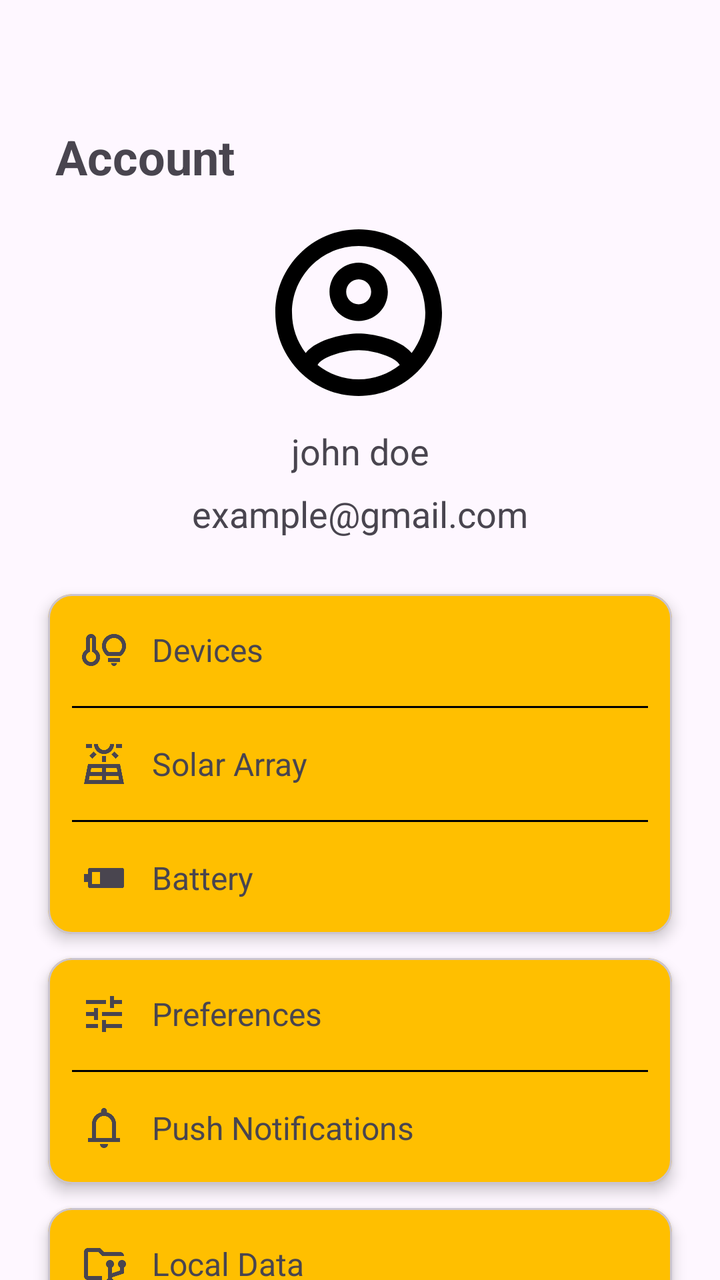
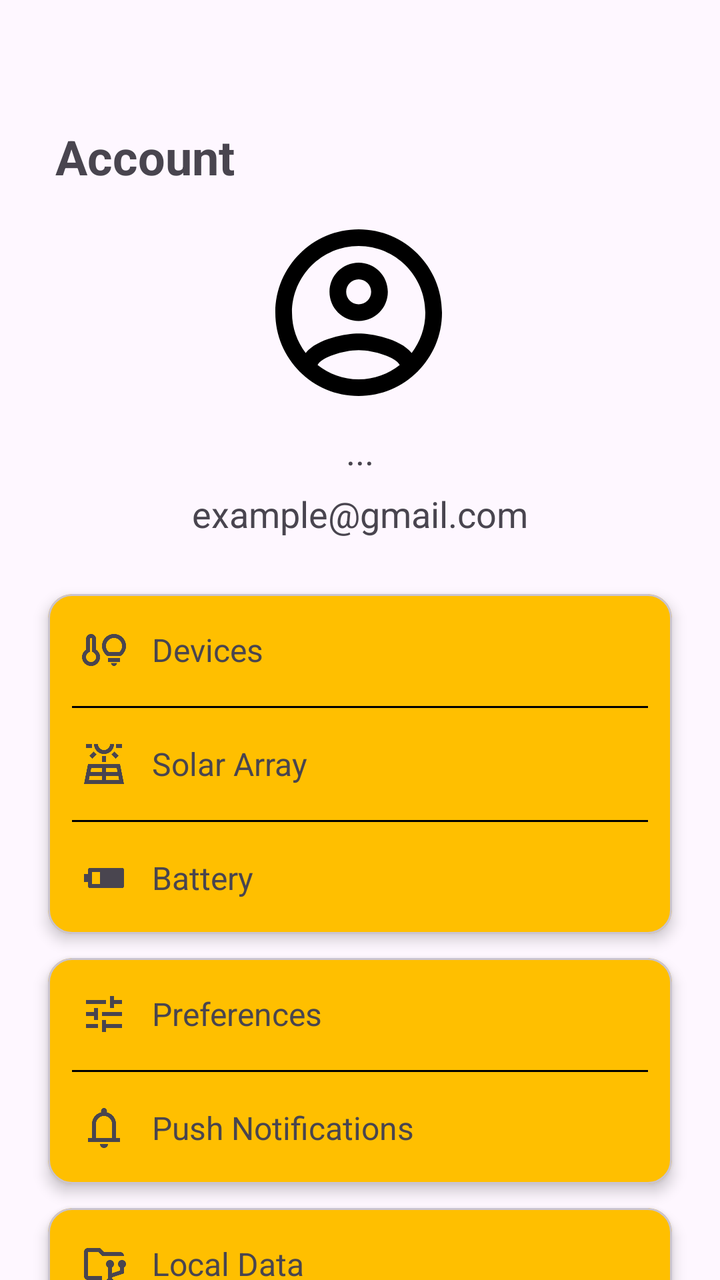

Screens rendered from an Android XML layout before and after an edit, with the pre-edit source and the edit as a unified diff.
<!-- AndroidManifest.xml: application theme Theme.ApplicationLayerSoftwareFrameworkforSolarPoweredIoTSystems -->
<!-- res/layout/fragment_account.xml -->
<?xml version="1.0" encoding="utf-8"?>
<FrameLayout xmlns:android="http://schemas.android.com/apk/res/android"
    xmlns:app="http://schemas.android.com/apk/res-auto"
    xmlns:tools="http://schemas.android.com/tools"
    android:layout_width="match_parent"
    android:layout_height="match_parent"
    android:orientation="vertical"
    tools:context=".account">

    
<androidx.core.widget.NestedScrollView
    android:layout_width="match_parent"
    android:layout_height="match_parent"
    android:fillViewport="true">

    <androidx.constraintlayout.widget.ConstraintLayout
        android:layout_width="match_parent"
        android:layout_height="wrap_content">

        
        <TextView
            android:id="@+id/p_accountHeader"
            android:layout_width="wrap_content"
            android:layout_height="wrap_content"
            android:text="@string/bNav_Account"
            android:textAlignment="textStart"
            android:textStyle="bold"
            android:textSize="24sp"
            app:layout_constraintBottom_toBottomOf="parent"
            app:layout_constraintEnd_toEndOf="parent"
            app:layout_constraintHorizontal_bias="0.102"
            app:layout_constraintStart_toStartOf="parent"
            app:layout_constraintTop_toTopOf="parent"
            app:layout_constraintVertical_bias="0.076" />

        
        <ImageView
            android:id="@+id/p_ProfilePicture"
            android:layout_width="100dp"
            android:layout_height="100dp"
            android:layout_marginTop="12dp"
            android:src="@drawable/account_icon"
            app:layout_constraintEnd_toEndOf="parent"
            app:layout_constraintHorizontal_bias="0.498"
            app:layout_constraintStart_toStartOf="parent"
            app:layout_constraintTop_toBottomOf="@+id/p_accountHeader" />

        
        <TextView
            android:id="@+id/p_username"
            android:layout_width="wrap_content"
            android:layout_height="wrap_content"
            android:layout_marginTop="7dp"
            android:gravity="center"
            android:text="john doe"
            android:textSize="18sp"
            app:layout_constraintEnd_toEndOf="parent"
            app:layout_constraintStart_toStartOf="parent"
            app:layout_constraintTop_toBottomOf="@+id/p_ProfilePicture" />
        
        <TextView
            android:id="@+id/p_Email"
            android:layout_width="wrap_content"
            android:layout_height="wrap_content"
            android:layout_marginTop="7dp"
            android:gravity="center"
            android:text="example@gmail.com"
            android:textSize="18sp"
            app:layout_constraintEnd_toEndOf="parent"
            app:layout_constraintStart_toStartOf="parent"
            app:layout_constraintTop_toBottomOf="@+id/p_username" />

        
        <com.google.android.material.card.MaterialCardView
            android:id="@+id/solarOptions"
            android:layout_width="0dp"
            android:layout_height="wrap_content"
            android:layout_marginTop="28dp"
            android:layout_marginLeft="24dp"
            android:layout_marginRight="24dp"
            app:cardBackgroundColor="@color/acb_yellow"
            app:cardCornerRadius="12dp"
            app:cardElevation="4dp"
            app:layout_constraintTop_toBottomOf="@+id/p_Email"
            app:layout_constraintStart_toStartOf="parent"
            app:layout_constraintEnd_toEndOf="parent">

         
            <LinearLayout
                android:layout_width="match_parent"
                android:layout_height="wrap_content"
                android:orientation="vertical">

            <TextView
                android:id="@+id/account_devices"
                android:layout_width="match_parent"
                android:layout_height="wrap_content"
                android:drawablePadding="12dp"
                android:gravity="center_vertical"
                android:padding="16dp"
                android:text="@string/accFrag_devices"
                android:textSize="16sp"
                android:foreground="?selectableItemBackground"
                android:clickable="true"
                android:focusable="true"
                app:drawableLeftCompat="@drawable/p_device_icon" />

                <View
                    android:layout_width="match_parent"
                    android:layout_height="1dp"
                    android:layout_marginLeft="12dp"
                    android:layout_marginRight="12dp"
                    android:background="@color/black"/>

                <TextView
                    android:id="@+id/account_solarArray"
                    android:layout_width="match_parent"
                    android:layout_height="wrap_content"
                    android:drawablePadding="12dp"
                    android:gravity="center_vertical"
                    android:padding="16dp"
                    android:text="@string/accFrag_solarArray"
                    android:textSize="16sp"
                    android:foreground="?selectableItemBackground"
                    android:clickable="true"
                    android:focusable="true"
                    app:drawableLeftCompat="@drawable/p_solar_icon" />
                <View
                    android:layout_width="match_parent"
                    android:layout_height="1dp"
                    android:layout_marginLeft="12dp"
                    android:layout_marginRight="12dp"
                    android:background="@color/black"/>

                <TextView
                    android:id="@+id/account_battery"
                    android:layout_width="match_parent"
                    android:layout_height="wrap_content"
                    android:drawablePadding="12dp"
                    android:gravity="center_vertical"
                    android:padding="16dp"
                    android:text="@string/accFrag_battery"
                    android:textSize="16sp"
                    android:foreground="?selectableItemBackground"
                    android:clickable="true"
                    android:focusable="true"
                    app:drawableLeftCompat="@drawable/p_battery_icon" />

            </LinearLayout>
        </com.google.android.material.card.MaterialCardView>

        
        <com.google.android.material.card.MaterialCardView
            android:id="@+id/notificationOptions"
            android:layout_width="0dp"
            android:layout_height="wrap_content"
            android:layout_marginTop="12dp"
            android:layout_marginLeft="24dp"
            android:layout_marginRight="24dp"
            app:cardBackgroundColor="@color/acb_yellow"
            app:cardCornerRadius="12dp"
            app:cardElevation="4dp"
            app:layout_constraintTop_toBottomOf="@+id/solarOptions"
            app:layout_constraintStart_toStartOf="parent"
            app:layout_constraintEnd_toEndOf="parent">

            
            <LinearLayout
                android:layout_width="match_parent"
                android:layout_height="wrap_content"
                android:orientation="vertical">

                <TextView
                    android:id="@+id/account_preferences"
                    android:layout_width="match_parent"
                    android:layout_height="wrap_content"
                    android:drawablePadding="12dp"
                    android:gravity="center_vertical"
                    android:padding="16dp"
                    android:text="@string/accFrag_Preferences"
                    android:textSize="16sp"
                    android:foreground="?selectableItemBackground"
                    android:clickable="true"
                    android:focusable="true"
                    app:drawableLeftCompat="@drawable/p_preferences_icon" />

                <View
                    android:layout_width="match_parent"
                    android:layout_height="1dp"
                    android:layout_marginLeft="12dp"
                    android:layout_marginRight="12dp"
                    android:background="@color/black"/>

                <TextView
                    android:id="@+id/account_pushNotifications"
                    android:layout_width="match_parent"
                    android:layout_height="wrap_content"
                    android:drawablePadding="12dp"
                    android:gravity="center_vertical"
                    android:padding="16dp"
                    android:text="@string/accFrag_PushNotifications"
                    android:textSize="16sp"
                    android:foreground="?selectableItemBackground"
                    android:clickable="true"
                    android:focusable="true"
                    app:drawableLeftCompat="@drawable/p_notifications_icon" />
            </LinearLayout>
        </com.google.android.material.card.MaterialCardView>

        
        <com.google.android.material.card.MaterialCardView
            android:id="@+id/DataOptions"
            android:layout_width="0dp"
            android:layout_height="wrap_content"
            android:layout_marginTop="12dp"
            android:layout_marginLeft="24dp"
            android:layout_marginRight="24dp"
            app:cardBackgroundColor="@color/acb_yellow"
            app:cardCornerRadius="12dp"
            app:cardElevation="4dp"
            app:layout_constraintTop_toBottomOf="@+id/notificationOptions"
            app:layout_constraintStart_toStartOf="parent"
            app:layout_constraintEnd_toEndOf="parent">

            
            <LinearLayout
                android:layout_width="match_parent"
                android:layout_height="wrap_content"
                android:orientation="vertical">

                <TextView
                    android:id="@+id/account_localData"
                    android:layout_width="match_parent"
                    android:layout_height="wrap_content"
                    android:drawablePadding="12dp"
                    android:gravity="center_vertical"
                    android:padding="16dp"
                    android:text="@string/accFrag_localData"
                    android:textSize="16sp"
                    android:foreground="?selectableItemBackground"
                    android:clickable="true"
                    android:focusable="true"
                    app:drawableLeftCompat="@drawable/p_local_data_icon" />

                <View
                    android:layout_width="match_parent"
                    android:layout_height="1dp"
                    android:layout_marginLeft="12dp"
                    android:layout_marginRight="12dp"
                    android:background="@color/black"/>

                <TextView
                    android:id="@+id/account_syncNow"
                    android:layout_width="match_parent"
                    android:layout_height="wrap_content"
                    android:drawablePadding="12dp"
                    android:gravity="center_vertical"
                    android:padding="16dp"
                    android:text="@string/accFrag_syncNow"
                    android:textSize="16sp"
                    android:foreground="?selectableItemBackground"
                    android:clickable="true"
                    android:focusable="true"
                    app:drawableLeftCompat="@drawable/p_sync_icon" />
            </LinearLayout>
        </com.google.android.material.card.MaterialCardView>

        
        <com.google.android.material.card.MaterialCardView
            android:id="@+id/DisplayUnits"
            android:layout_width="0dp"
            android:layout_height="wrap_content"
            android:layout_marginLeft="24dp"
            android:layout_marginTop="12dp"
            android:layout_marginRight="24dp"
            app:cardBackgroundColor="@color/acb_yellow"
            app:cardCornerRadius="12dp"
            app:cardElevation="4dp"
            app:layout_constraintEnd_toEndOf="parent"
            app:layout_constraintStart_toStartOf="parent"
            app:layout_constraintTop_toBottomOf="@+id/DataOptions">

            
            <LinearLayout
                android:layout_width="match_parent"
                android:layout_height="wrap_content"
                android:orientation="vertical">

                <TextView
                    android:id="@+id/account_unitsAndDisplay"
                    android:layout_width="match_parent"
                    android:layout_height="wrap_content"
                    android:clickable="true"
                    android:drawablePadding="12dp"
                    android:focusable="true"
                    android:foreground="?selectableItemBackground"
                    android:gravity="center_vertical"
                    android:padding="16dp"
                    android:text="@string/accFrag_unitsAndDisplay"
                    android:textSize="16sp"
                    app:drawableLeftCompat="@drawable/p_units_display_icon" />

            </LinearLayout>
        </com.google.android.material.card.MaterialCardView>

        
        <Button
            android:id="@+id/acc_logoutBtn"
            android:layout_width="wrap_content"
            android:layout_height="wrap_content"
            android:layout_marginLeft="90dp"
            android:layout_marginRight="90dp"
            android:layout_marginTop="16dp"
            android:backgroundTint="@color/black"
            android:textStyle="bold"
            android:text="@string/accFrag_logOut"
            app:layout_constraintBottom_toBottomOf="parent"
            app:layout_constraintEnd_toEndOf="parent"
            app:layout_constraintStart_toEndOf="parent"
            app:layout_constraintStart_toStartOf="parent"
            app:layout_constraintTop_toBottomOf="@+id/DisplayUnits"
             />


    </androidx.constraintlayout.widget.ConstraintLayout>







</androidx.core.widget.NestedScrollView>
</FrameLayout>
<!-- resources referenced by this layout -->
<resources>
  <color name="acb_yellow">#FFBF00</color>
  <color name="black">#FF000000</color>
  <!-- drawable account_icon (drawable) -->
  <vector xmlns:android="http://schemas.android.com/apk/res/android" android:height="26dp" android:tint="#000000" android:viewportHeight="24" android:viewportWidth="24" android:width="26dp">
        
      <path android:fillColor="@android:color/white" android:pathData="M12,2C6.48,2 2,6.48 2,12s4.48,10 10,10 10,-4.48 10,-10S17.52,2 12,2zM7.07,18.28c0.43,-0.9 3.05,-1.78 4.93,-1.78s4.51,0.88 4.93,1.78C15.57,19.36 13.86,20 12,20s-3.57,-0.64 -4.93,-1.72zM18.36,16.83c-1.43,-1.74 -4.9,-2.33 -6.36,-2.33s-4.93,0.59 -6.36,2.33C4.62,15.49 4,13.82 4,12c0,-4.41 3.59,-8 8,-8s8,3.59 8,8c0,1.82 -0.62,3.49 -1.64,4.83zM12,6c-1.94,0 -3.5,1.56 -3.5,3.5S10.06,13 12,13s3.5,-1.56 3.5,-3.5S13.94,6 12,6zM12,11c-0.83,0 -1.5,-0.67 -1.5,-1.5S11.17,8 12,8s1.5,0.67 1.5,1.5S12.83,11 12,11z"/>
      
  </vector>
  <!-- drawable p_battery_icon (drawable) -->
  <vector xmlns:android="http://schemas.android.com/apk/res/android"
      android:width="24dp"
      android:height="24dp"
      android:viewportWidth="960"
      android:viewportHeight="960"
      android:tint="?attr/colorControlNormal">
    <path
        android:fillColor="@android:color/white"
        android:pathData="M200,680Q183,680 171.5,668.5Q160,657 160,640L160,560L80,560L80,400L160,400L160,320Q160,303 171.5,291.5Q183,280 200,280L840,280Q857,280 868.5,291.5Q880,303 880,320L880,640Q880,657 868.5,668.5Q857,680 840,680L200,680ZM240,600L400,600L400,360L240,360L240,600Z"/>
  </vector>
  <!-- drawable p_preferences_icon (drawable) -->
  <vector xmlns:android="http://schemas.android.com/apk/res/android"
      android:width="24dp"
      android:height="24dp"
      android:viewportWidth="960"
      android:viewportHeight="960"
      android:tint="?attr/colorControlNormal">
    <path
        android:fillColor="@android:color/white"
        android:pathData="M440,840L440,600L520,600L520,680L840,680L840,760L520,760L520,840L440,840ZM120,760L120,680L360,680L360,760L120,760ZM280,600L280,520L120,520L120,440L280,440L280,360L360,360L360,600L280,600ZM440,520L440,440L840,440L840,520L440,520ZM600,360L600,120L680,120L680,200L840,200L840,280L680,280L680,360L600,360ZM120,280L120,200L520,200L520,280L120,280Z"/>
  </vector>
  <!-- drawable p_sync_icon (drawable) -->
  <vector xmlns:android="http://schemas.android.com/apk/res/android"
      android:width="24dp"
      android:height="24dp"
      android:viewportWidth="960"
      android:viewportHeight="960"
      android:tint="?attr/colorControlNormal">
    <path
        android:fillColor="@android:color/white"
        android:pathData="M160,800L160,720L270,720L254,706Q202,660 181,601Q160,542 160,482Q160,371 226.5,284.5Q293,198 400,170L400,254Q328,280 284,342.5Q240,405 240,482Q240,527 257,569.5Q274,612 310,648L320,658L320,560L400,560L400,800L160,800ZM560,790L560,706Q632,680 676,617.5Q720,555 720,478Q720,433 703,390.5Q686,348 650,312L640,302L640,400L560,400L560,160L800,160L800,240L690,240L706,254Q755,303 777.5,360.5Q800,418 800,478Q800,589 733.5,675.5Q667,762 560,790Z"/>
  </vector>
  <string name="accFrag_Preferences">Preferences</string>
  <string name="accFrag_PushNotifications">Push Notifications</string>
  <string name="accFrag_battery">Battery</string>
  <string name="accFrag_devices">Devices</string>
  <string name="accFrag_localData">Local Data</string>
  <string name="accFrag_logOut">Log Out</string>
  <string name="accFrag_solarArray">Solar Array</string>
  <string name="accFrag_syncNow">Sync Now</string>
  <string name="accFrag_unitsAndDisplay">Units &amp; Display</string>
  <string name="bNav_Account">Account</string>
  <style name="Theme.ApplicationLayerSoftwareFrameworkforSolarPoweredIoTSystems" parent="Base.Theme.ApplicationLayerSoftwareFrameworkforSolarPoweredIoTSystems" />
  <style name="Base.Theme.ApplicationLayerSoftwareFrameworkforSolarPoweredIoTSystems" parent="Theme.Material3.DayNight.NoActionBar">
          
          
      </style>
  <!-- unchanged entries left out for length: 5 -->
</resources>

<!-- the commit's change to res/layout/fragment_account.xml (unified diff, before → after) -->
@@ -52,7 +52,7 @@
             android:layout_height="wrap_content"
             android:layout_marginTop="7dp"
             android:gravity="center"
-            android:text="john doe"
+            android:text="..."
             android:textSize="18sp"
             app:layout_constraintEnd_toEndOf="parent"
             app:layout_constraintStart_toStartOf="parent"
